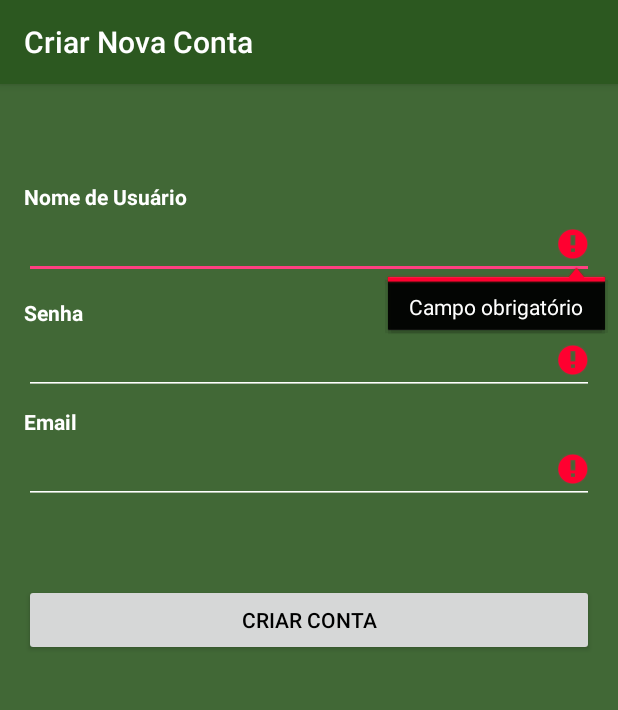
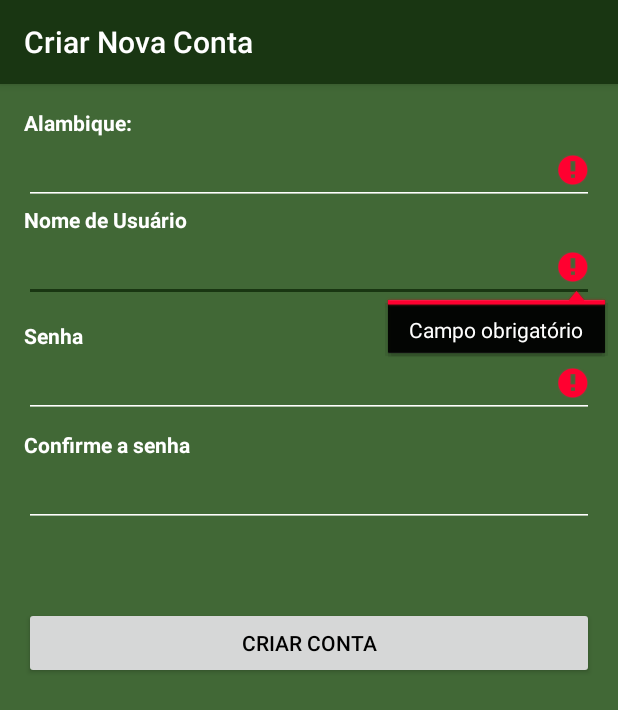
Before and after one commit to joaovq/CanaCollectorManager, an Android app: the NewAccountActivity screen opened directly, with no data from a screen before it, after a tap on "CRIAR CONTA", on a phone screen of 412 x 824 dp. Shown: the top 710 px of the screen. Run offline under Robolectric (Android 15) with nearby library versions, the phone set to English and light mode, and no system bars; libraries missing offline, so code that uses them is left out: com.parse.

Commit message:
- Nova classe AppUtils  - Criar alambique/conta implementado  - Correcao da cor da barra superior

```diff
--- a/app/src/main/java/canacollector/cc/com/example/android/canacollectormanager/Utils/ParseUtils.java
+++ b/app/src/main/java/canacollector/cc/com/example/android/canacollectormanager/Utils/ParseUtils.java
@@ -9,8 +9,11 @@ import android.widget.Toast;
 import com.parse.Parse;
 import com.parse.ParseException;
 import com.parse.ParseInstallation;
+import com.parse.ParseObject;
 import com.parse.ParsePush;
 import com.parse.SaveCallback;
+
+import canacollector.cc.com.example.android.canacollectormanager.Model.Alambique;
 
 public class ParseUtils {
     private static String TAG = ParseUtils.class.getSimpleName();
@@ -27,7 +30,7 @@ public class ParseUtils {
         // Parse.enableLocalDatastore(this);
 
         //Register objects in Parse as well
-       //TODO
+        ParseObject.registerSubclass(Alambique.class);
 
         // initializing parse library
         Parse.initialize(context, Config.PARSE_APPLICATION_ID, Config.PARSE_CLIENT_KEY);
--- a/app/src/main/java/canacollector/cc/com/example/android/canacollectormanager/View/Main/NewAccountActivity.java
+++ b/app/src/main/java/canacollector/cc/com/example/android/canacollectormanager/View/Main/NewAccountActivity.java
@@ -5,23 +5,24 @@ import android.os.Bundle;
 import android.support.v7.app.AppCompatActivity;
 import android.support.v7.widget.Toolbar;
 import android.text.TextUtils;
+import android.util.Log;
 import android.view.View;
 import android.widget.Button;
 import android.widget.EditText;
+import android.widget.Toast;
 
 import com.parse.ParseException;
 import com.parse.ParseUser;
 import com.parse.SignUpCallback;
 
+import canacollector.cc.com.example.android.canacollectormanager.Model.Alambique;
 import canacollector.cc.com.example.android.canacollectormanager.R;
+import canacollector.cc.com.example.android.canacollectormanager.Utils.AppUtils;
 
 public class NewAccountActivity extends AppCompatActivity {
 
     //UI Elements
-    private EditText userNameInput;
-    private EditText passwordInput;
-    private EditText emailInput;
-    //teste
+    private EditText userNameInput, alambiqueInput, passwordInput, retypePasswordInput;
 
     @Override
     protected void onCreate(Bundle savedInstanceState) {
@@ -31,9 +32,10 @@ public class NewAccountActivity extends AppCompatActivity {
         setSupportActionBar(toolbar);
 
         userNameInput  = (EditText) findViewById(R.id.userNameTextInput);
-        userNameInput.requestFocus();
         passwordInput  = (EditText) findViewById(R.id.passwordTextInput);
-        emailInput     = (EditText) findViewById(R.id.emailTextInput);
+        retypePasswordInput = (EditText) findViewById(R.id.retypeTextInput);
+        alambiqueInput = (EditText) findViewById(R.id.alambiqueTextInput);
+        alambiqueInput.requestFocus();
 
         Button newAccountButton = (Button) findViewById(R.id.newAccountButton);
         newAccountButton.setOnClickListener(new View.OnClickListener() {
@@ -49,7 +51,13 @@ public class NewAccountActivity extends AppCompatActivity {
         Boolean cancel  = false;
         String userName = userNameInput.getText().toString();
         String password = passwordInput.getText().toString();
-        String email    = emailInput.getText().toString();
+        String alambiqueNome = alambiqueInput.getText().toString();
+
+        if(TextUtils.isEmpty(alambiqueNome)) {
+            alambiqueInput.setError("Campo obrigatório");
+            focusView = alambiqueInput;
+            cancel = true;
+        }
 
         if(TextUtils.isEmpty(userName)){
             userNameInput.setError(getString(R.string.error_field_required));
@@ -64,25 +72,35 @@ public class NewAccountActivity extends AppCompatActivity {
             cancel = true;
         }
 
-        if(TextUtils.isEmpty(email)){
-            emailInput.setError(getString(R.string.error_field_required));
+        if(TextUtils.isEmpty(alambiqueNome)){
+            alambiqueInput.setError(getString(R.string.error_field_required));
             if(focusView == null)
-                focusView = emailInput;
+                focusView = alambiqueInput;
             cancel = true;
         }
 
         if(cancel)
             focusView.requestFocus();
         else{
+            if (AppUtils.isOnline(this.getApplicationContext())) {
+                Alambique alambique = new Alambique();
+                alambique.setName(alambiqueNome);
+                try {
+                    alambique.save();
+                }
+                catch (Exception e) {
+                    Log.e("Criando o alambique:" , e.toString());
+                }
+
                 ParseUser user = new ParseUser();
                 user.setUsername(userName);
                 user.setPassword(password);
-            user.setEmail(email);
+                user.put("alambique", alambique);
 
                 user.signUpInBackground(new SignUpCallback() {
                     public void done(ParseException e) {
                         if (e == null) {
-                        Intent intent = new Intent(NewAccountActivity.this,LoginActivity.class);
+                            Intent intent = new Intent(NewAccountActivity.this, MainActivity.class);
                             startActivity(intent);
                         } else {
                             System.out.println(e.toString());
@@ -91,6 +109,9 @@ public class NewAccountActivity extends AppCompatActivity {
                     }
                 });
             }
+            else
+                Toast.makeText(this, "Verifique sua conexao com a internet e tente novamente...", Toast.LENGTH_LONG).show();
+        }
 
     }
 }
--- a/app/src/main/res/layout/content_new_account.xml
+++ b/app/src/main/res/layout/content_new_account.xml
@@ -21,8 +21,7 @@
         android:id="@+id/userNameLabel"
         android:textColor="@color/colorLabel"
         android:textStyle="bold"
-        android:layout_marginTop="49dp"
-        android:layout_alignParentTop="true"
+        android:layout_below="@+id/alambiqueTextInput"
         android:layout_alignParentLeft="true"
         android:layout_alignParentStart="true" />
 
@@ -43,7 +42,7 @@
         android:layout_width="wrap_content"
         android:layout_height="wrap_content"
         android:textAppearance="?android:attr/textAppearanceSmall"
-        android:text="Email"
+        android:text="Confirme a senha"
         android:id="@+id/emailLabel"
         android:textColor="@color/colorLabel"
         android:textStyle="bold"
@@ -67,14 +66,14 @@
     <EditText
         android:layout_width="wrap_content"
         android:layout_height="wrap_content"
-        android:inputType="textEmailAddress"
         android:ems="10"
-        android:id="@+id/emailTextInput"
+        android:id="@+id/retypeTextInput"
         android:layout_below="@+id/emailLabel"
         android:layout_alignLeft="@+id/emailLabel"
         android:layout_alignStart="@+id/emailLabel"
         android:layout_alignRight="@+id/passwordTextInput"
-        android:layout_alignEnd="@+id/passwordTextInput" />
+        android:layout_alignEnd="@+id/passwordTextInput"
+        android:inputType="textPassword" />
 
     <EditText
         android:layout_width="wrap_content"
@@ -94,10 +93,37 @@
         android:text="Criar Conta"
         android:id="@+id/newAccountButton"
         android:textColor="@color/colorButtonText"
-        android:layout_below="@+id/emailTextInput"
-        android:layout_alignLeft="@+id/emailTextInput"
-        android:layout_alignStart="@+id/emailTextInput"
+        android:layout_below="@+id/retypeTextInput"
+        android:layout_alignLeft="@+id/retypeTextInput"
+        android:layout_alignStart="@+id/retypeTextInput"
         android:layout_marginTop="53dp"
-        android:layout_alignRight="@+id/emailTextInput"
-        android:layout_alignEnd="@+id/emailTextInput" />
+        android:layout_alignRight="@+id/retypeTextInput"
+        android:layout_alignEnd="@+id/retypeTextInput" />
+
+    <TextView
+        android:layout_width="wrap_content"
+        android:layout_height="wrap_content"
+        android:text="Alambique:"
+        android:id="@+id/alambiqueLabel"
+        android:textColor="@color/colorLabel"
+        android:layout_alignParentLeft="true"
+        android:layout_alignParentStart="true"
+        android:layout_alignParentTop="true"
+        android:layout_alignRight="@+id/userNameTextInput"
+        android:layout_alignEnd="@+id/userNameTextInput"
+        android:textAppearance="?android:attr/textAppearanceSmall"
+        android:textStyle="bold" />
+
+    <EditText
+        android:layout_width="wrap_content"
+        android:layout_height="wrap_content"
+        android:inputType="textPersonName"
+        android:ems="10"
+        android:id="@+id/alambiqueTextInput"
+        android:layout_below="@+id/alambiqueLabel"
+        android:layout_alignParentLeft="true"
+        android:layout_alignParentStart="true"
+        android:layout_alignRight="@+id/alambiqueLabel"
+        android:layout_alignEnd="@+id/alambiqueLabel" />
+
 </RelativeLayout>
--- a/app/src/main/res/layout/content_new_user.xml
+++ b/app/src/main/res/layout/content_new_user.xml
@@ -76,7 +76,7 @@
             android:layout_height="wrap_content"
             android:inputType="textEmailAddress"
             android:ems="10"
-            android:id="@+id/emailTextInput"
+            android:id="@+id/retypeTextInput"
             android:layout_alignParentLeft="true"
             android:layout_alignParentStart="true"
             android:layout_below="@+id/emailLabel"
--- a/app/src/main/res/values/colors.xml
+++ b/app/src/main/res/values/colors.xml
@@ -1,8 +1,8 @@
 <?xml version="1.0" encoding="utf-8"?>
 <resources>
-    <color name="colorPrimary">#2c5820</color>
-    <color name="colorPrimaryDark">#303F9F</color>
-    <color name="colorAccent">#FF4081</color>
+    <color name="colorPrimary">#FF193612</color>
+    <color name="colorPrimaryDark">#FF092402</color>
+    <color name="colorAccent">#FF193612</color>
     <color name="colorLabel">#ffffff</color>
     <color name="colorButtonText">#000000</color>
     <color name="colorBackground">#416836</color>
```
Also changed, not shown: app/src/main/java/canacollector/cc/com/example/android/canacollectormanager/Model/Alambique.java (added, +34 -0 lines), app/src/main/java/canacollector/cc/com/example/android/canacollectormanager/Utils/AppUtils.java (added, +17 -0 lines), app/src/main/java/canacollector/cc/com/example/android/canacollectormanager/View/Main/LoginActivity.java (+12 -12 lines). Lines whose indentation alone changed are shown as unchanged.
